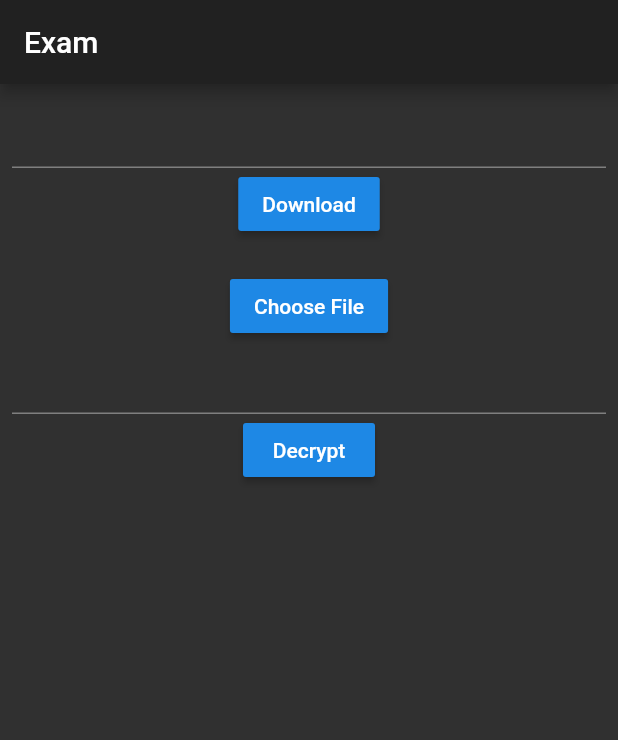
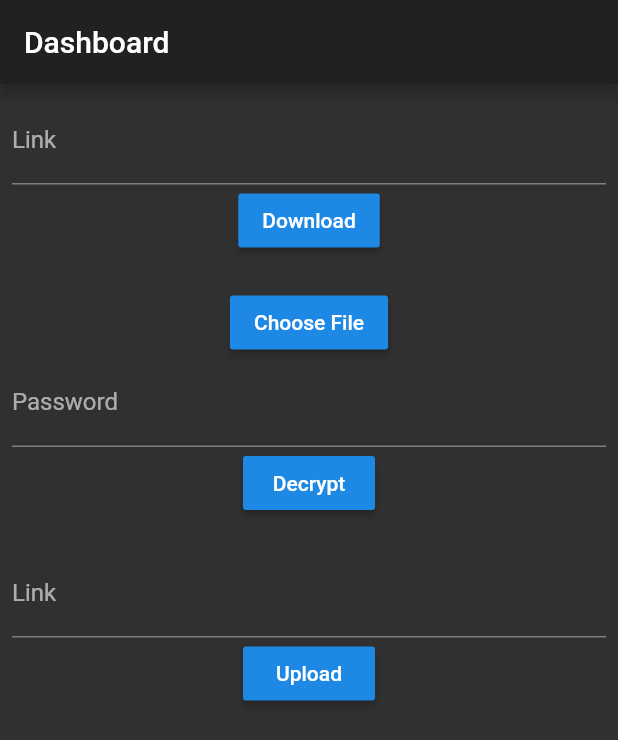
Before and after one commit to BakaOtaku/Offsubmit, a Flutter app: the screen it shows after launch, after a tap on "Download", on a phone screen of 412 x 824 dp. Shown: the top 740 px of the screen. Run offline on Flutter 3.47's test engine with Material 2 defaults, Android fonts, the phone set to English and light mode, and no system bars; our stand-ins replace permission_handler; missing offline and left inert: downloads_path_provider, flutter_downloader.

Commit message:
Download working

```diff
--- /dev/null
+++ b/app/lib/downloadHandler.dart
@@ -0,0 +1,33 @@
+import 'package:app/pathHandler.dart';
+import 'package:flutter/material.dart';
+import 'package:flutter_downloader/flutter_downloader.dart';
+
+class DownloadHandler extends StatelessWidget {
+  final TextEditingController _downloadLink = TextEditingController();
+
+  @override
+  Widget build(BuildContext context) {
+    return Column(
+      children: [
+        TextFormField(
+          controller: _downloadLink,
+          decoration: InputDecoration(
+            labelText: "Link",
+          ),
+        ),
+        RaisedButton(
+          child: Text("Download"),
+          onPressed: () async {
+            final taskId = await FlutterDownloader.enqueue(
+              url: _downloadLink.text,
+              savedDir: await PathHandler.getPath(),
+              showNotification: true,
+              openFileFromNotification: true,
+            );
+            print("Task - Downloading file task ID: $taskId");
+          },
+        ),
+      ],
+    );
+  }
+}
--- a/app/lib/homepage.dart
+++ b/app/lib/homepage.dart
@@ -1,4 +1,7 @@
+import 'package:app/downloadHandler.dart';
+import 'package:app/uploadHandler.dart';
 import 'package:flutter/material.dart';
+import 'package:permission_handler/permission_handler.dart';
 
 class HomePage extends StatefulWidget {
   @override
@@ -6,7 +9,6 @@ class HomePage extends StatefulWidget {
 }
 
 class _HomePageState extends State<HomePage> {
-  TextEditingController _downloadLink = TextEditingController();
   TextEditingController _password = TextEditingController();
   TextEditingController _subId = TextEditingController();
   // TextEditingController _controller = TextEditingController();
@@ -14,37 +16,72 @@ class _HomePageState extends State<HomePage> {
   // TextEditingController _controller = TextEditingController();
 
   @override
+  void initState() {
+    super.initState();
+    _getStoragePermission();
+  }
+
+  void _getStoragePermission() async {
+    var status = await Permission.storage.status;
+    print(status);
+    if (status.isUndetermined) {
+      print("Undetermined, requesting");
+      status = await Permission.storage.request();
+    }
+
+    if (await Permission.storage.isGranted) {
+      print("granted, returning");
+      return;
+    }
+
+    if (await Permission.storage.isDenied) {
+      print("denied, requesting");
+      status = await Permission.storage.request();
+    }
+
+    if (await Permission.storage.isRestricted) {
+      print("restricted, requesting");
+      status = await Permission.storage.request();
+    }
+
+    if (await Permission.storage.isPermanentlyDenied) {
+      print("permanently denied, open settings");
+      var opened = await openAppSettings();
+      _getStoragePermission();
+      print("Rationale opened: $opened");
+    }
+  }
+
+  @override
   Widget build(BuildContext context) {
     return Scaffold(
       appBar: AppBar(
-        title: Text("Exam"),
+        title: Text("Dashboard"),
       ),
       body: Padding(
         padding: const EdgeInsets.all(8.0),
         child: SingleChildScrollView(
           child: Column(
             children: <Widget>[
-              TextFormField(
-                controller: _downloadLink,
-              ),
-              RaisedButton(
-                onPressed: () {},
-                child: Text("Download"),
-              ),
-              SizedBox(
-                height: 20,
-              ),
+              DownloadHandler(),
+              SizedBox(height: 20),
               RaisedButton(
                 onPressed: () {},
                 child: Text("Choose File"),
               ),
               TextFormField(
                 controller: _password,
+                decoration: InputDecoration(
+                  // hintText: "Password",
+                  labelText: "Password",
+                ),
               ),
               RaisedButton(
                 onPressed: () {},
                 child: Text("Decrypt"),
               ),
+              SizedBox(height: 20),
+              UploadHandler(),
             ],
           ),
         ),
--- a/app/lib/main.dart
+++ b/app/lib/main.dart
@@ -1,7 +1,11 @@
 import 'package:app/homepage.dart';
 import 'package:flutter/material.dart';
+import 'package:flutter_downloader/flutter_downloader.dart';
 
-void main() {
+void main() async {
+  WidgetsFlutterBinding.ensureInitialized();
+  await FlutterDownloader.initialize(debug: true);
+
   runApp(MyApp());
 }
 
--- /dev/null
+++ b/app/lib/pathHandler.dart
@@ -0,0 +1,21 @@
+import 'dart:io';
+
+import 'package:downloads_path_provider/downloads_path_provider.dart';
+
+class PathHandler {
+  static Future<String> getPath() async {
+    Directory downloadsDirectory =
+        await DownloadsPathProvider.downloadsDirectory;
+    print("Download path: ${downloadsDirectory.path}");
+    // String filePath = "";
+    // try {
+    //   filePath = await StoragePath.filePath;
+    //   var response = jsonDecode(filePath);
+    //   print(response);
+    // } on PlatformException {
+    //   print("Error pathhandler.dart: Could not get path");
+    //   filePath = 'Failed to get path';
+    // }
+    return downloadsDirectory.path;
+  }
+}
--- /dev/null
+++ b/app/lib/uploadHandler.dart
@@ -0,0 +1,23 @@
+import 'package:flutter/material.dart';
+
+class UploadHandler extends StatelessWidget {
+  final TextEditingController _uploadLink = TextEditingController();
+
+  @override
+  Widget build(BuildContext context) {
+    return Column(
+      children: [
+        TextFormField(
+          controller: _uploadLink,
+          decoration: InputDecoration(
+            labelText: "Link",
+          ),
+        ),
+        RaisedButton(
+          onPressed: () {},
+          child: Text("Upload"),
+        ),
+      ],
+    );
+  }
+}
--- a/app/pubspec.yaml
+++ b/app/pubspec.yaml
@@ -26,7 +26,9 @@ dependencies:
   crypto: ^2.1.5
   file_picker: ^1.13.3
   permission_handler: ^5.0.1+1
-
+  flutter_downloader: ^1.5.0
+  # storage_path: ^0.2.0
+  downloads_path_provider: ^0.1.0
 
   # The following adds the Cupertino Icons font to your application.
   # Use with the CupertinoIcons class for iOS style icons.
```
Also changed, not shown: app/lib/decryptHandler.dart (added), app/lib/submissionHandler.dart (added), app/pubspec.lock, 1 other file.
